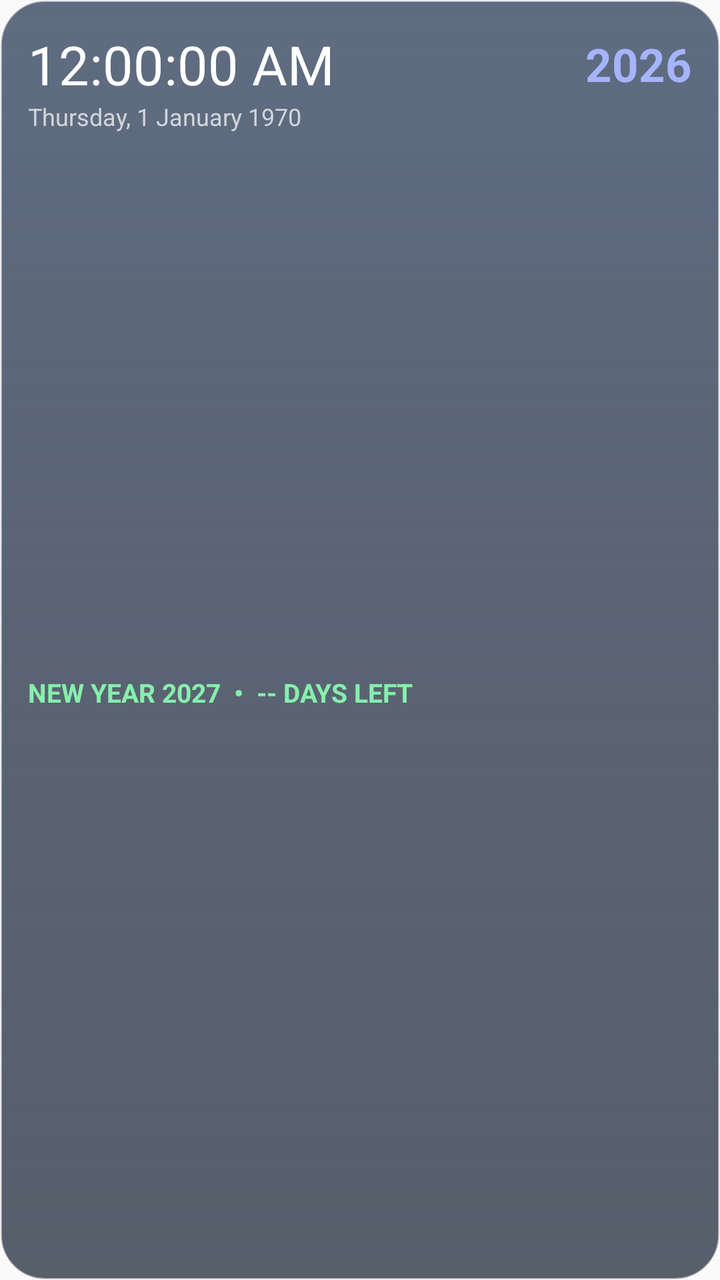
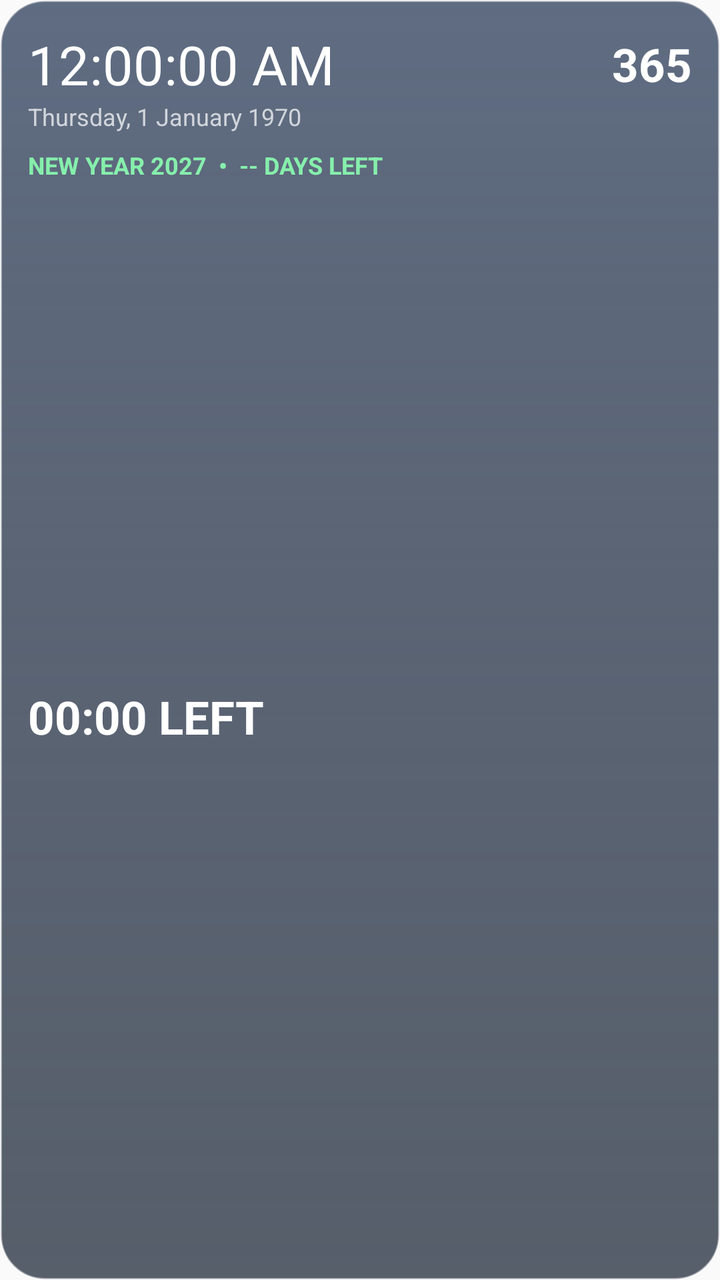

Two renders of the same Android screen: before a commit and after it. Below are the layout's source before the change and the commit's diff.
<!-- AndroidManifest.xml: application theme android:Theme.Material.Light.NoActionBar -->
<!-- res/layout/calendar_widget.xml -->
<LinearLayout xmlns:android="http://schemas.android.com/apk/res/android"
    android:id="@+id/widget_root" android:layout_width="match_parent"
    android:layout_height="match_parent" android:orientation="vertical"
    android:padding="14dp" android:background="@drawable/widget_glass">
    <LinearLayout android:layout_width="match_parent" android:layout_height="wrap_content"
        android:gravity="center_vertical" android:orientation="horizontal">
        <TextClock android:id="@+id/widget_clock" android:layout_width="0dp"
            android:layout_height="wrap_content" android:layout_weight="1"
            android:format12Hour="hh:mm:ss a" android:format24Hour="HH:mm:ss"
            android:textColor="#FFFFFF" android:textSize="27sp" android:fontFamily="sans"/>
        <TextView android:id="@+id/widget_year" android:layout_width="wrap_content"
            android:layout_height="wrap_content" android:text="2026"
            android:textColor="#A5B4FC" android:textSize="23sp" android:textStyle="bold"/>
    </LinearLayout>
    <TextClock android:id="@+id/widget_date" android:layout_width="match_parent"
        android:layout_height="wrap_content" android:format12Hour="EEEE, d MMMM yyyy"
        android:format24Hour="EEEE, d MMMM yyyy" android:textColor="#D1D5DB" android:textSize="12sp"/>
    <TextView android:id="@+id/widget_countdown" android:layout_width="match_parent"
        android:layout_height="0dp" android:layout_weight="1" android:gravity="center_vertical"
        android:text="NEW YEAR 2027  •  -- DAYS LEFT"
        android:textColor="#86EFAC" android:textSize="13sp" android:textStyle="bold"/>
</LinearLayout>
<!-- resources referenced by this layout -->
<resources>
  <!-- drawable widget_glass (drawable) -->
  <?xml version="1.0" encoding="utf-8"?>
  <shape xmlns:android="http://schemas.android.com/apk/res/android"
      android:shape="rectangle">
      <corners android:radius="22dp" />
      <gradient
          android:angle="270"
          android:startColor="#D943526B"
          android:centerColor="#C52B374B"
          android:endColor="#B8172233" />
      <stroke
          android:width="1dp"
          android:color="#70FFFFFF" />
      <padding
          android:left="1dp"
          android:top="1dp"
          android:right="1dp"
          android:bottom="1dp" />
  </shape>
</resources>

<!-- the commit's change to res/layout/calendar_widget.xml (unified diff, before → after) -->
@@ -9,14 +9,18 @@
             android:format12Hour="hh:mm:ss a" android:format24Hour="HH:mm:ss"
             android:textColor="#FFFFFF" android:textSize="27sp" android:fontFamily="sans"/>
         <TextView android:id="@+id/widget_year" android:layout_width="wrap_content"
-            android:layout_height="wrap_content" android:text="2026"
-            android:textColor="#A5B4FC" android:textSize="23sp" android:textStyle="bold"/>
+            android:layout_height="wrap_content" android:text="365"
+            android:textColor="#FFFFFF" android:textSize="23sp" android:textStyle="bold"/>
     </LinearLayout>
     <TextClock android:id="@+id/widget_date" android:layout_width="match_parent"
         android:layout_height="wrap_content" android:format12Hour="EEEE, d MMMM yyyy"
         android:format24Hour="EEEE, d MMMM yyyy" android:textColor="#D1D5DB" android:textSize="12sp"/>
     <TextView android:id="@+id/widget_countdown" android:layout_width="match_parent"
+        android:layout_height="wrap_content" android:layout_marginTop="8dp"
+        android:text="NEW YEAR 2027  •  -- DAYS LEFT"
+        android:textColor="#86EFAC" android:textSize="12sp" android:textStyle="bold"/>
+    <Chronometer android:id="@+id/widget_timer" android:layout_width="match_parent"
         android:layout_height="0dp" android:layout_weight="1" android:gravity="center_vertical"
-        android:text="NEW YEAR 2027  •  -- DAYS LEFT"
-        android:textColor="#86EFAC" android:textSize="13sp" android:textStyle="bold"/>
+        android:textColor="#FFFFFF" android:textSize="23sp" android:textStyle="bold"
+        android:format="%s LEFT"/>
 </LinearLayout>
